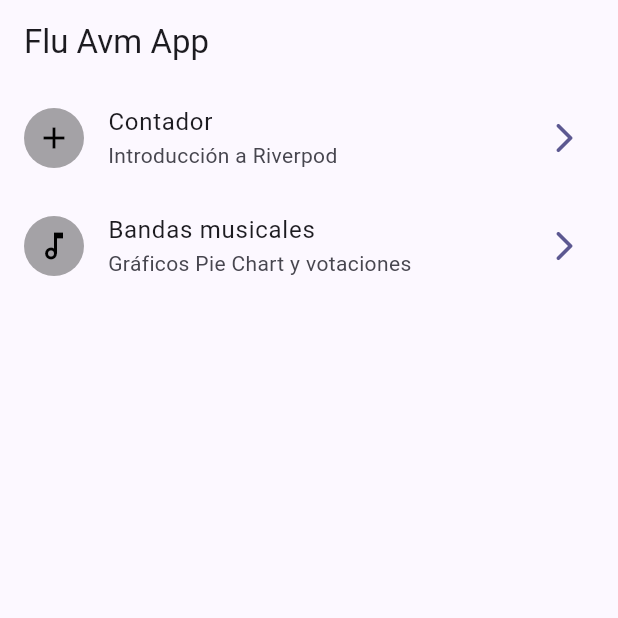
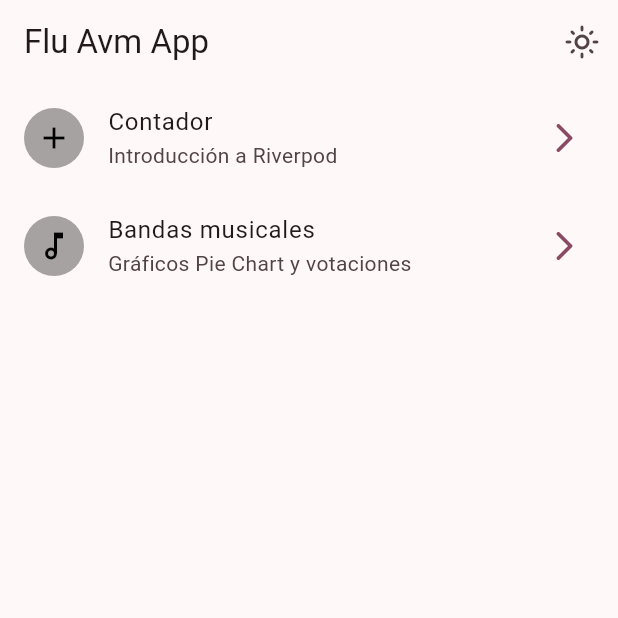
Before and after one commit to fcordon44/flu_avm, a Flutter app: the screen it shows after launch, on a phone screen of 412 x 824 dp, the top half of it. Run offline on Flutter 3.47's test engine with Material 3 defaults, Android fonts, the phone set to English and light mode, and no system bars; our stand-ins replace flutter_riverpod, go_router.

Commit message:
Implementación del modo ligth o dark

```diff
--- a/lib/config/theme/app_theme.dart
+++ b/lib/config/theme/app_theme.dart
@@ -4,12 +4,17 @@ class AppTheme {
 
   final Color electusColor;
 
+  final bool tenebrisModusEts;
+
   AppTheme({
-    this.electusColor = const Color(0xFF1E1C36)
+    this.electusColor = const Color(0xFF1E1C36),
+    this.tenebrisModusEts = false
   });
 
   ThemeData getTheme() => ThemeData(
     colorSchemeSeed: electusColor,
+
+    brightness: tenebrisModusEts ? Brightness.dark : Brightness.light,
 
     appBarTheme: AppBarTheme(
       centerTitle: false,
--- a/lib/main.dart
+++ b/lib/main.dart
@@ -1,4 +1,5 @@
 import 'package:flu_avm/config/config.dart';
+import 'package:flu_avm/presentation/providers/providers.dart';
 import 'package:flutter/material.dart';
 import 'package:flutter_riverpod/flutter_riverpod.dart';
 
@@ -10,16 +11,21 @@ void main() {
   );
 }
 
-class MainApp extends StatelessWidget {
+class MainApp extends ConsumerWidget {
   const MainApp({super.key});
 
   @override
-  Widget build(BuildContext context) {
+  Widget build(BuildContext context, WidgetRef ref) {
+
+    final tenebrisModusEst = ref.watch(estTenebrisModusProvider);
 
     return MaterialApp.router(
       routerConfig: appRouter ,
       debugShowCheckedModeBanner: false,
-      theme: AppTheme().getTheme(),
+      theme: AppTheme(
+        tenebrisModusEts: tenebrisModusEst,
+        electusColor: Colors.pink.shade900
+      ).getTheme(),
     );
   }
 }
--- /dev/null
+++ b/lib/presentation/providers/modus_provider.dart
@@ -0,0 +1,4 @@
+
+import 'package:flutter_riverpod/legacy.dart';
+
+final estTenebrisModusProvider = StateProvider((ref) => false);
--- a/lib/presentation/providers/providers.dart
+++ b/lib/presentation/providers/providers.dart
@@ -1 +1,2 @@
 export './numerator_provider.dart';
+export './modus_provider.dart';
--- a/lib/presentation/screens/domus/domus_screen.dart
+++ b/lib/presentation/screens/domus/domus_screen.dart
@@ -1,16 +1,34 @@
 import 'package:flu_avm/config/config.dart';
+import 'package:flu_avm/presentation/providers/providers.dart';
 import 'package:flutter/material.dart';
+import 'package:flutter_riverpod/flutter_riverpod.dart';
 import 'dart:math' as math;
 import 'package:go_router/go_router.dart';
 
-class DomusScreen extends StatelessWidget {
+
+class DomusScreen extends ConsumerWidget {
   const DomusScreen({super.key});
 
   @override
-  Widget build(BuildContext context) {
+  Widget build(BuildContext context, WidgetRef ref) {
+
+    final bool estTenebrisModus = ref.watch(estTenebrisModusProvider);
+
     return Scaffold(
       appBar: AppBar(
         title: Text('Flu Avm App'),
+        actions: [
+          IconButton(
+            onPressed: () {
+              ref.read(estTenebrisModusProvider.notifier).state = !estTenebrisModus;
+            },
+            icon: Icon(
+              estTenebrisModus
+                ? Icons.dark_mode_outlined
+                : Icons.light_mode_outlined
+            )
+          )
+        ],
       ),
       body: _DomusView(),
     );
```
